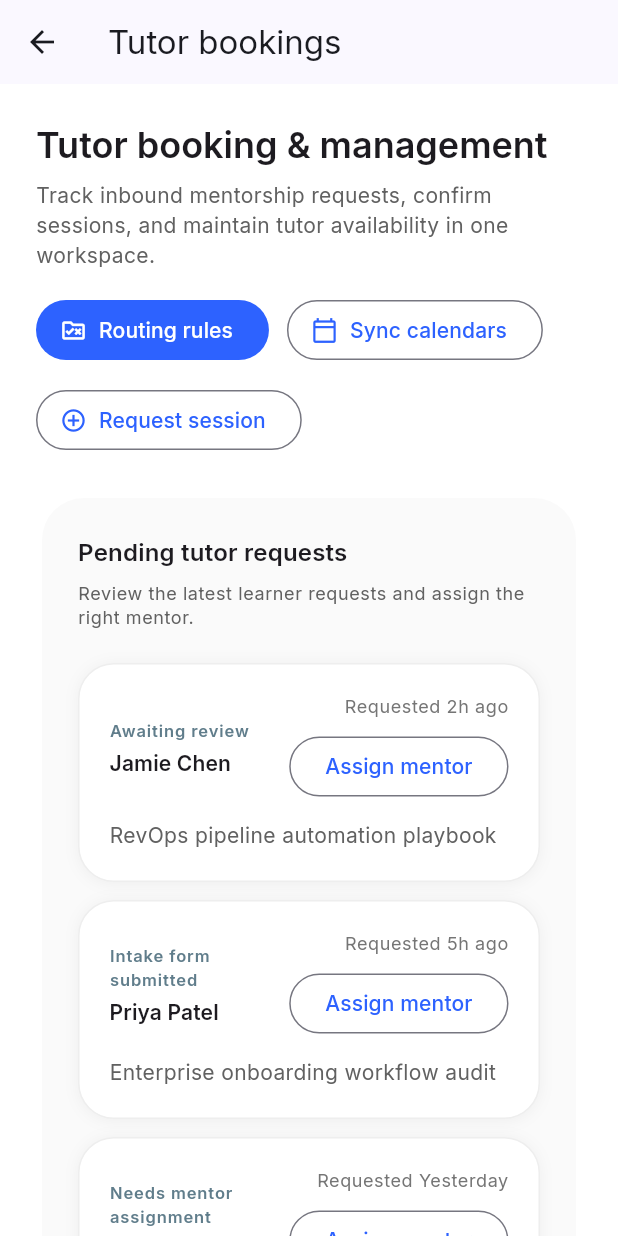
After one commit to orbas1/Nodejs-Edulure, a Flutter app: the TutorBookingScreen screen opened by its route, on a phone screen of 412 x 824 dp. The commit adds this screen. Run offline on Flutter 3.47's test engine with Material 3 defaults, Android fonts, the phone set to English and light mode, and no system bars; our stand-ins replace dio, google_fonts, hive_flutter, open_filex; accounts and stored records are empty.

Commit message:
Add tutor booking management screen to Flutter app

```diff
--- a/Edulure-Flutter/lib/main.dart
+++ b/Edulure-Flutter/lib/main.dart
@@ -6,6 +6,7 @@ import 'screens/home_screen.dart';
 import 'screens/login_screen.dart';
 import 'screens/profile_screen.dart';
 import 'screens/register_screen.dart';
+import 'screens/tutor_booking_screen.dart';
 import 'services/session_manager.dart';
 
 Future<void> main() async {
@@ -39,6 +40,7 @@ class EdulureApp extends StatelessWidget {
         '/feed': (_) => const FeedScreen(),
         '/profile': (_) => const ProfileScreen(),
         '/content': (_) => const ContentLibraryScreen(),
+        '/tutor-bookings': (_) => const TutorBookingScreen(),
       },
     );
   }
--- a/Edulure-Flutter/lib/screens/home_screen.dart
+++ b/Edulure-Flutter/lib/screens/home_screen.dart
@@ -78,6 +78,13 @@ class HomeScreen extends StatelessWidget {
                     onTap: () => Navigator.pushNamed(context, '/profile'),
                   ),
                   ListTile(
+                    leading: const Icon(Icons.calendar_month_outlined),
+                    title: const Text('Tutor bookings'),
+                    subtitle: const Text('Manage mentor requests, schedules, and session history.'),
+                    trailing: const Icon(Icons.chevron_right),
+                    onTap: () => Navigator.pushNamed(context, '/tutor-bookings'),
+                  ),
+                  ListTile(
                     leading: const Icon(Icons.library_books_outlined),
                     title: const Text('Content library'),
                     subtitle: const Text('Download decks and ebooks with offline support.'),
--- /dev/null
+++ b/Edulure-Flutter/lib/screens/tutor_booking_screen.dart
@@ -0,0 +1,455 @@
+import 'package:flutter/material.dart';
+
+class TutorBookingScreen extends StatelessWidget {
+  const TutorBookingScreen({super.key});
+
+  static const List<Map<String, String>> _pendingRequests = [
+    {
+      'status': 'Awaiting review',
+      'learner': 'Jamie Chen',
+      'requested': '2h ago',
+      'topic': 'RevOps pipeline automation playbook',
+    },
+    {
+      'status': 'Intake form submitted',
+      'learner': 'Priya Patel',
+      'requested': '5h ago',
+      'topic': 'Enterprise onboarding workflow audit',
+    },
+    {
+      'status': 'Needs mentor assignment',
+      'learner': 'Malik Okafor',
+      'requested': 'Yesterday',
+      'topic': 'Playbook for async coaching cadences',
+    },
+  ];
+
+  static const List<Map<String, String>> _confirmedSessions = [
+    {
+      'date': 'Apr 21 · 9:00 AM PT',
+      'topic': 'Scaling tutor pods with data ops',
+      'learner': 'Amelia Rivers',
+    },
+    {
+      'date': 'Apr 22 · 1:00 PM PT',
+      'topic': 'Automation for feedback loops',
+      'learner': 'Devon Clarke',
+    },
+  ];
+
+  static const List<Map<String, String>> _mentorAvailability = [
+    {
+      'mentor': 'Jordan Miles',
+      'slots': '6 weekly slots',
+      'learners': '12 learners assigned',
+      'notes': 'Blocks on Tue/Wed are dedicated to async feedback.',
+    },
+    {
+      'mentor': 'Harper Singh',
+      'slots': '4 weekly slots',
+      'learners': '8 learners assigned',
+      'notes': 'Prefers cohort pods and 1:many strategy sessions.',
+    },
+    {
+      'mentor': 'Robin Yu',
+      'slots': '5 weekly slots',
+      'learners': '10 learners assigned',
+      'notes': 'Morning availability only. Calendar synced daily.',
+    },
+  ];
+
+  static const List<Map<String, String>> _upcomingLearnerSessions = [
+    {
+      'status': 'Confirmed',
+      'topic': 'Lifecycle analytics walkthrough',
+      'mentor': 'Jordan Miles',
+      'date': 'Apr 20 · 10:30 AM PT',
+    },
+    {
+      'status': 'Awaiting prep notes',
+      'topic': 'Community monetisation strategies',
+      'mentor': 'Harper Singh',
+      'date': 'Apr 24 · 4:00 PM PT',
+    },
+  ];
+
+  static const List<Map<String, String>> _completedSessions = [
+    {
+      'mentor': 'Robin Yu',
+      'topic': 'Async coaching templates',
+      'date': 'Apr 12, 2024',
+      'rating': '5.0 ★',
+    },
+    {
+      'mentor': 'Jordan Miles',
+      'topic': 'RevOps dashboards deep dive',
+      'date': 'Apr 8, 2024',
+      'rating': '4.8 ★',
+    },
+    {
+      'mentor': 'Harper Singh',
+      'topic': 'Revenue enablement OKRs',
+      'date': 'Mar 28, 2024',
+      'rating': '4.9 ★',
+    },
+  ];
+
+  @override
+  Widget build(BuildContext context) {
+    final theme = Theme.of(context);
+
+    return Scaffold(
+      appBar: AppBar(
+        title: const Text('Tutor bookings'),
+      ),
+      body: SingleChildScrollView(
+        padding: const EdgeInsets.all(24),
+        child: Column(
+          crossAxisAlignment: CrossAxisAlignment.start,
+          children: [
+            Text(
+              'Tutor booking & management',
+              style: theme.textTheme.headlineSmall?.copyWith(fontWeight: FontWeight.w600),
+            ),
+            const SizedBox(height: 8),
+            Text(
+              'Track inbound mentorship requests, confirm sessions, and maintain tutor availability in one workspace.',
+              style: theme.textTheme.bodyMedium?.copyWith(color: Colors.grey[700]),
+            ),
+            const SizedBox(height: 16),
+            Wrap(
+              spacing: 12,
+              runSpacing: 12,
+              children: [
+                FilledButton.icon(
+                  onPressed: () {},
+                  icon: const Icon(Icons.rule_folder_outlined),
+                  label: const Text('Routing rules'),
+                ),
+                OutlinedButton.icon(
+                  onPressed: () {},
+                  icon: const Icon(Icons.calendar_today_outlined),
+                  label: const Text('Sync calendars'),
+                ),
+                OutlinedButton.icon(
+                  onPressed: () {},
+                  icon: const Icon(Icons.add_circle_outline),
+                  label: const Text('Request session'),
+                ),
+              ],
+            ),
+            const SizedBox(height: 24),
+            _buildSection(
+              context,
+              title: 'Pending tutor requests',
+              subtitle: 'Review the latest learner requests and assign the right mentor.',
+              child: Column(
+                children: _pendingRequests
+                    .map(
+                      (item) => _DashboardCard(
+                        child: Column(
+                          crossAxisAlignment: CrossAxisAlignment.start,
+                          children: [
+                            Row(
+                              children: [
+                                Expanded(
+                                  child: Column(
+                                    crossAxisAlignment: CrossAxisAlignment.start,
+                                    children: [
+                                      Text(
+                                        item['status']!,
+                                        style: theme.textTheme.labelSmall?.copyWith(
+                                          letterSpacing: 0.6,
+                                          fontWeight: FontWeight.w600,
+                                          color: Colors.blueGrey,
+                                        ),
+                                      ),
+                                      const SizedBox(height: 4),
+                                      Text(
+                                        item['learner']!,
+                                        style: theme.textTheme.titleSmall?.copyWith(fontWeight: FontWeight.w600),
+                                      ),
+                                    ],
+                                  ),
+                                ),
+                                Column(
+                                  crossAxisAlignment: CrossAxisAlignment.end,
+                                  children: [
+                                    Text(
+                                      'Requested ${item['requested']}',
+                                      style: theme.textTheme.bodySmall?.copyWith(color: Colors.grey[600]),
+                                    ),
+                                    const SizedBox(height: 8),
+                                    OutlinedButton(
+                                      onPressed: () {},
+                                      child: const Text('Assign mentor'),
+                                    ),
+                                  ],
+                                ),
+                              ],
+                            ),
+                            const SizedBox(height: 12),
+                            Text(
+                              item['topic']!,
+                              style: theme.textTheme.bodyMedium?.copyWith(color: Colors.grey[700]),
+                            ),
+                          ],
+                        ),
+                      ),
+                    )
+                    .toList(),
+              ),
+            ),
+            const SizedBox(height: 24),
+            _buildSection(
+              context,
+              title: 'Confirmed sessions',
+              subtitle: 'Prep materials, reschedules, and communications for upcoming mentorship.',
+              child: Column(
+                children: _confirmedSessions
+                    .map(
+                      (item) => _DashboardCard(
+                        child: Column(
+                          crossAxisAlignment: CrossAxisAlignment.start,
+                          children: [
+                            Text(
+                              item['date']!,
+                              style: theme.textTheme.labelSmall?.copyWith(color: Colors.blueGrey),
+                            ),
+                            const SizedBox(height: 8),
+                            Text(
+                              item['topic']!,
+                              style: theme.textTheme.titleSmall?.copyWith(fontWeight: FontWeight.w600),
+                            ),
+                            const SizedBox(height: 4),
+                            Text(
+                              'With ${item['learner']}',
+                              style: theme.textTheme.bodySmall?.copyWith(color: Colors.grey[600]),
+                            ),
+                            const SizedBox(height: 12),
+                            Wrap(
+                              spacing: 12,
+                              children: [
+                                OutlinedButton(onPressed: () {}, child: const Text('Send prep')),
+                                OutlinedButton(onPressed: () {}, child: const Text('Reschedule')),
+                              ],
+                            ),
+                          ],
+                        ),
+                      ),
+                    )
+                    .toList(),
+              ),
+            ),
+            const SizedBox(height: 24),
+            _buildSection(
+              context,
+              title: 'Mentor availability',
+              subtitle: 'Keep pods staffed by tracking tutor capacity and notes.',
+              child: Column(
+                children: _mentorAvailability
+                    .map(
+                      (item) => _DashboardCard(
+                        child: Column(
+                          crossAxisAlignment: CrossAxisAlignment.start,
+                          children: [
+                            Row(
+                              mainAxisAlignment: MainAxisAlignment.spaceBetween,
+                              children: [
+                                Text(
+                                  item['mentor']!,
+                                  style: theme.textTheme.titleSmall?.copyWith(fontWeight: FontWeight.w600),
+                                ),
+                                Text(
+                                  item['slots']!,
+                                  style: theme.textTheme.bodySmall?.copyWith(color: Colors.grey[600]),
+                                ),
+                              ],
+                            ),
+                            const SizedBox(height: 8),
+                            Text(
+                              item['learners']!,
+                              style: theme.textTheme.bodySmall?.copyWith(color: Colors.grey[600]),
+                            ),
+                            const SizedBox(height: 8),
+                            Text(
+                              item['notes']!,
+                              style: theme.textTheme.bodyMedium?.copyWith(color: Colors.grey[700]),
+                            ),
+                            const SizedBox(height: 12),
+                            Wrap(
+                              spacing: 12,
+                              children: [
+                                OutlinedButton(onPressed: () {}, child: const Text('Adjust capacity')),
+                                OutlinedButton(onPressed: () {}, child: const Text('Send digest')),
+                              ],
+                            ),
+                          ],
+                        ),
+                      ),
+                    )
+                    .toList(),
+              ),
+            ),
+            const SizedBox(height: 24),
+            _buildSection(
+              context,
+              title: 'Upcoming learner bookings',
+              subtitle: 'Everything learners have scheduled or awaiting confirmation.',
+              child: Column(
+                children: _upcomingLearnerSessions
+                    .map(
+                      (item) => _DashboardCard(
+                        child: Column(
+                          crossAxisAlignment: CrossAxisAlignment.start,
+                          children: [
+                            Text(
+                              item['status']!,
+                              style: theme.textTheme.labelSmall?.copyWith(
+                                color: theme.colorScheme.primary,
+                                fontWeight: FontWeight.w600,
+                                letterSpacing: 0.4,
+                              ),
+                            ),
+                            const SizedBox(height: 8),
+                            Text(
+                              item['topic']!,
+                              style: theme.textTheme.titleSmall?.copyWith(fontWeight: FontWeight.w600),
+                            ),
+                            const SizedBox(height: 4),
+                            Text(
+                              'Mentor ${item['mentor']}',
+                              style: theme.textTheme.bodySmall?.copyWith(color: Colors.grey[600]),
+                            ),
+                            const SizedBox(height: 8),
+                            Row(
+                              mainAxisAlignment: MainAxisAlignment.spaceBetween,
+                              children: [
+                                Text(
+                                  item['date']!,
+                                  style: theme.textTheme.bodySmall?.copyWith(color: Colors.grey[600]),
+                                ),
+                                OutlinedButton(onPressed: () {}, child: const Text('Share prep notes')),
+                              ],
+                            ),
+                          ],
+                        ),
+                      ),
+                    )
+                    .toList(),
+              ),
+            ),
+            const SizedBox(height: 24),
+            _buildSection(
+              context,
+              title: 'Completed sessions',
+              subtitle: 'Historical mentorship sessions with feedback and ratings.',
+              child: Column(
+                children: _completedSessions
+                    .map(
+                      (item) => Padding(
+                        padding: const EdgeInsets.symmetric(vertical: 12),
+                        child: Row(
+                          children: [
+                            Expanded(
+                              flex: 2,
+                              child: Text(
+                                item['mentor']!,
+                                style: theme.textTheme.bodyMedium?.copyWith(fontWeight: FontWeight.w600),
+                              ),
+                            ),
+                            Expanded(
+                              flex: 3,
+                              child: Text(
+                                item['topic']!,
+                                style: theme.textTheme.bodyMedium?.copyWith(color: Colors.grey[700]),
+                              ),
+                            ),
+                            Expanded(
+                              flex: 2,
+                              child: Text(
+                                item['date']!,
+                                style: theme.textTheme.bodySmall?.copyWith(color: Colors.grey[600]),
+                              ),
+                            ),
+                            SizedBox(
+                              width: 70,
+                              child: Text(
+                                item['rating']!,
+                                textAlign: TextAlign.end,
+                                style: theme.textTheme.bodyMedium?.copyWith(color: Colors.green[600]),
+                              ),
+                            ),
+                          ],
+                        ),
+                      ),
+                    )
+                    .toList(),
+              ),
+            ),
+          ],
+        ),
+      ),
+    );
+  }
+
+  static Widget _buildSection(
+    BuildContext context, {
+    required String title,
+    required String subtitle,
+    required Widget child,
+  }) {
+    final theme = Theme.of(context);
+    return Card(
+      shape: RoundedRectangleBorder(borderRadius: BorderRadius.circular(28)),
+      elevation: 0,
+      color: Colors.grey[50],
+      child: Padding(
+        padding: const EdgeInsets.all(24),
+        child: Column(
+          crossAxisAlignment: CrossAxisAlignment.start,
+          children: [
+            Text(
+              title,
+              style: theme.textTheme.titleMedium?.copyWith(fontWeight: FontWeight.w600),
+            ),
+            const SizedBox(height: 8),
+            Text(
+              subtitle,
+              style: theme.textTheme.bodySmall?.copyWith(color: Colors.grey[700]),
+            ),
+            const SizedBox(height: 16),
+            child,
+          ],
+        ),
+      ),
+    );
+  }
+}
+
+class _DashboardCard extends StatelessWidget {
+  const _DashboardCard({required this.child});
+
+  final Widget child;
+
+  @override
+  Widget build(BuildContext context) {
+    return Container(
+      margin: const EdgeInsets.symmetric(vertical: 6),
+      padding: const EdgeInsets.all(20),
+      decoration: BoxDecoration(
+        color: Colors.white,
+        borderRadius: BorderRadius.circular(24),
+        border: Border.all(color: Colors.grey[200]!),
+        boxShadow: const [
+          BoxShadow(
+            color: Color(0x0C000000),
+            offset: Offset(0, 1),
+            blurRadius: 8,
+          ),
+        ],
+      ),
+      child: child,
+    );
+  }
+}
```
